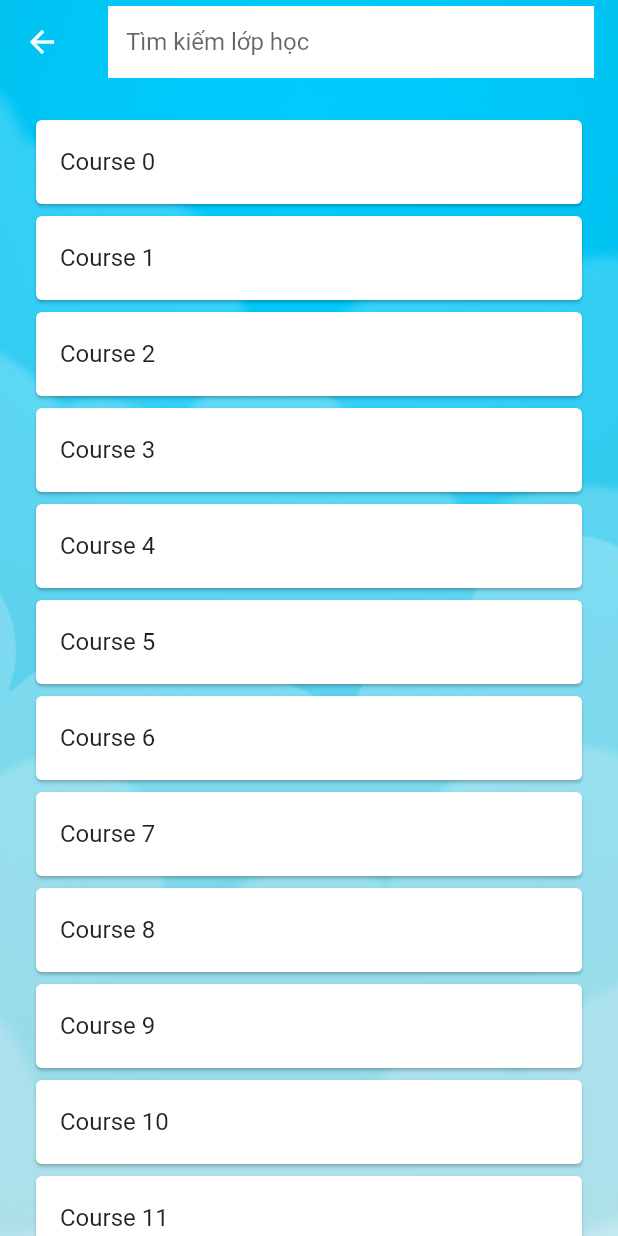
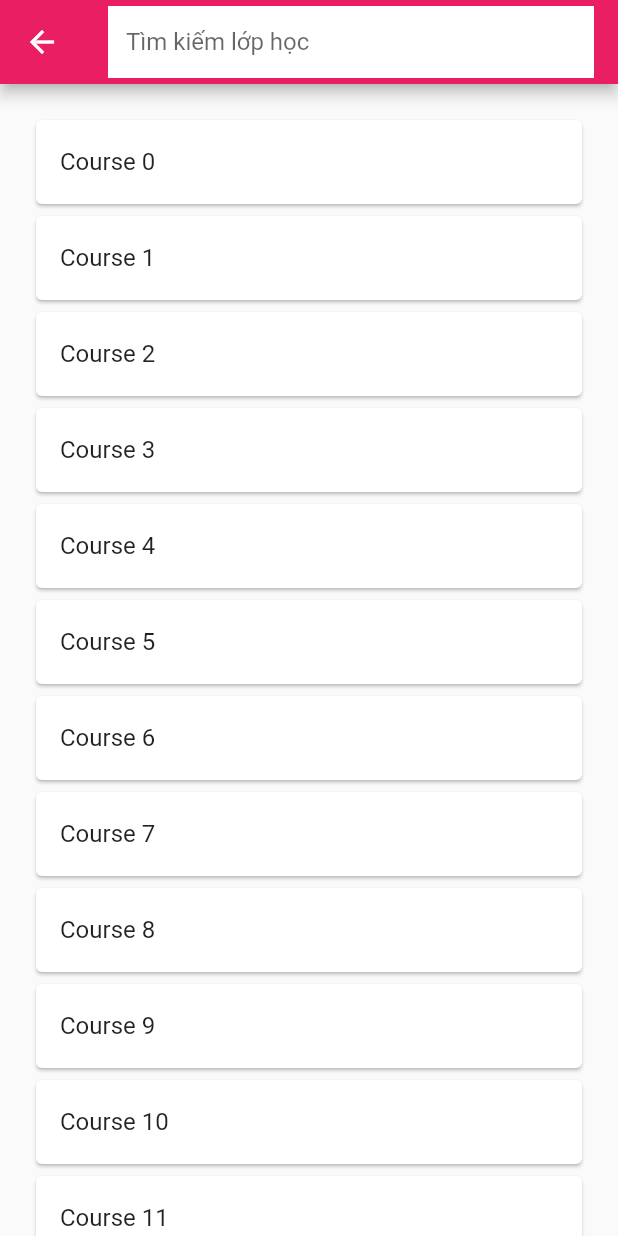
Before and after one commit to pvc97/code-space-client, a Flutter app: the HomeScreen screen opened by its route, after a tap on "Danh sách lớp học", on a phone screen of 412 x 824 dp. Run offline on Flutter 3.47's test engine with Material 2 defaults, Android fonts, the light colour scheme and no system bars; our stand-ins replace dio, equatable, flutter_bloc, flutter_dotenv, flutter_easyloading, flutter_highlight and 7 more; missing offline and left inert: code_text_field, highlight, multi_split_view, syncfusion_flutter_pdfviewer; accounts and stored records are empty; generated files the repository leaves out were written again; network calls fail; statements that could not run were skipped.

Commit message:
Revert "Add background."
This reverts commit b0417e2dd59458dff41664a484396b5edf777445.

```diff
--- a/lib/presentation/common_widgets/adaptive_app_bar.dart
+++ b/lib/presentation/common_widgets/adaptive_app_bar.dart
@@ -17,8 +17,7 @@ class AdaptiveAppBar extends AppBar {
           title: title,
           centerTitle: centerTitle,
           actions: actions,
-          backgroundColor: backgroundColor ?? Colors.transparent,
-          shadowColor: Colors.transparent,
+          backgroundColor: backgroundColor,
           bottom: bottom,
           leading: kIsWeb
               ? IconButton(
--- a/lib/presentation/common_widgets/app_scaffold.dart
+++ /dev/null
@@ -1,34 +0,0 @@
-import 'package:flutter/material.dart';
-
-class AppScaffold extends StatelessWidget {
-  const AppScaffold({
-    Key? key,
-    this.appBar,
-    this.body,
-    this.floatingActionButton,
-  }) : super(key: key);
-
-  final PreferredSizeWidget? appBar;
-  final Widget? body;
-  final Widget? floatingActionButton;
-
-  @override
-  Widget build(BuildContext context) {
-    return Container(
-      constraints: const BoxConstraints.expand(),
-      decoration: const BoxDecoration(
-        color: Colors.transparent,
-        image: DecorationImage(
-          image: AssetImage("assets/images/cloud_bg.jpg"),
-          fit: BoxFit.cover,
-        ),
-      ),
-      child: Scaffold(
-        backgroundColor: Colors.transparent,
-        appBar: appBar,
-        body: body,
-        floatingActionButton: floatingActionButton,
-      ),
-    );
-  }
-}
--- a/lib/presentation/course_list/course_list_screen.dart
+++ b/lib/presentation/course_list/course_list_screen.dart
@@ -1,5 +1,4 @@
 import 'package:code_space_client/presentation/common_widgets/adaptive_app_bar.dart';
-import 'package:code_space_client/presentation/common_widgets/app_scaffold.dart';
 import 'package:code_space_client/utils/logger/logger.dart';
 import 'package:flutter/material.dart';
 import 'package:go_router/go_router.dart';
@@ -28,9 +27,10 @@ class _CourseListScreenState extends State<CourseListScreen> {
 
   @override
   Widget build(BuildContext context) {
-    return AppScaffold(
+    return Scaffold(
       appBar: AdaptiveAppBar(
         context: context,
+        backgroundColor: widget.me ? Colors.green : Colors.pink,
         title: TextField(
           decoration: InputDecoration(
             border: InputBorder.none,
--- a/lib/presentation/home/home_screen.dart
+++ b/lib/presentation/home/home_screen.dart
@@ -3,7 +3,6 @@ import 'package:code_space_client/blocs/auth/auth_cubit.dart';
 import 'package:code_space_client/blocs/user/user_cubit.dart';
 import 'package:code_space_client/generated/l10n.dart';
 import 'package:code_space_client/presentation/common_widgets/adaptive_app_bar.dart';
-import 'package:code_space_client/presentation/common_widgets/app_scaffold.dart';
 import 'package:code_space_client/presentation/common_widgets/app_elevated_button.dart';
 import 'package:code_space_client/presentation/common_widgets/box.dart';
 import 'package:code_space_client/router/app_router.dart';
@@ -29,7 +28,7 @@ class _HomeScreenState extends State<HomeScreen> {
 
   @override
   Widget build(BuildContext context) {
-    return AppScaffold(
+    return Scaffold(
       appBar: AdaptiveAppBar(
         context: context,
         title: Text(S.of(context).home_screen_title),
--- a/pubspec.yaml
+++ b/pubspec.yaml
@@ -81,7 +81,6 @@ flutter:
 
   assets:
     - environments/
-    - assets/images/
   # An image asset can refer to one or more resolution-specific "variants", see
   # https://flutter.dev/assets-and-images/#resolution-aware
   # For details regarding adding assets from package dependencies, see
```
Also changed, not shown: assets/images/cloud_bg.jpg (deleted).
